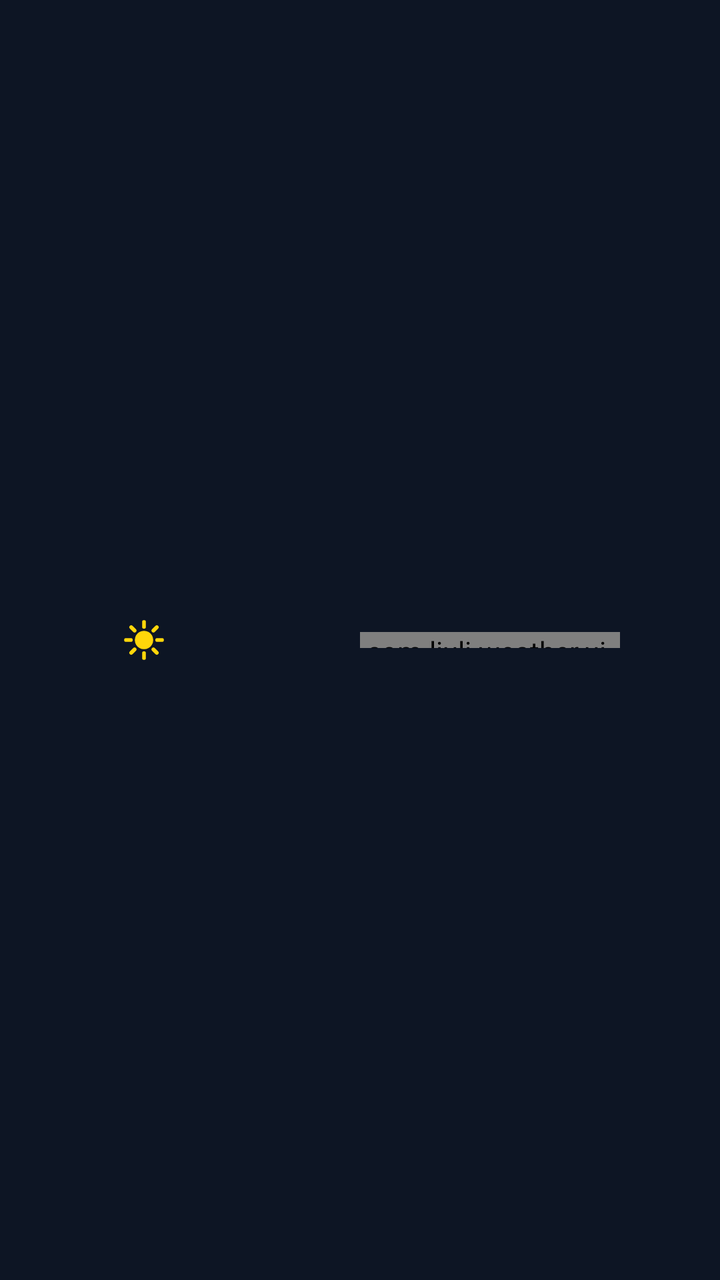
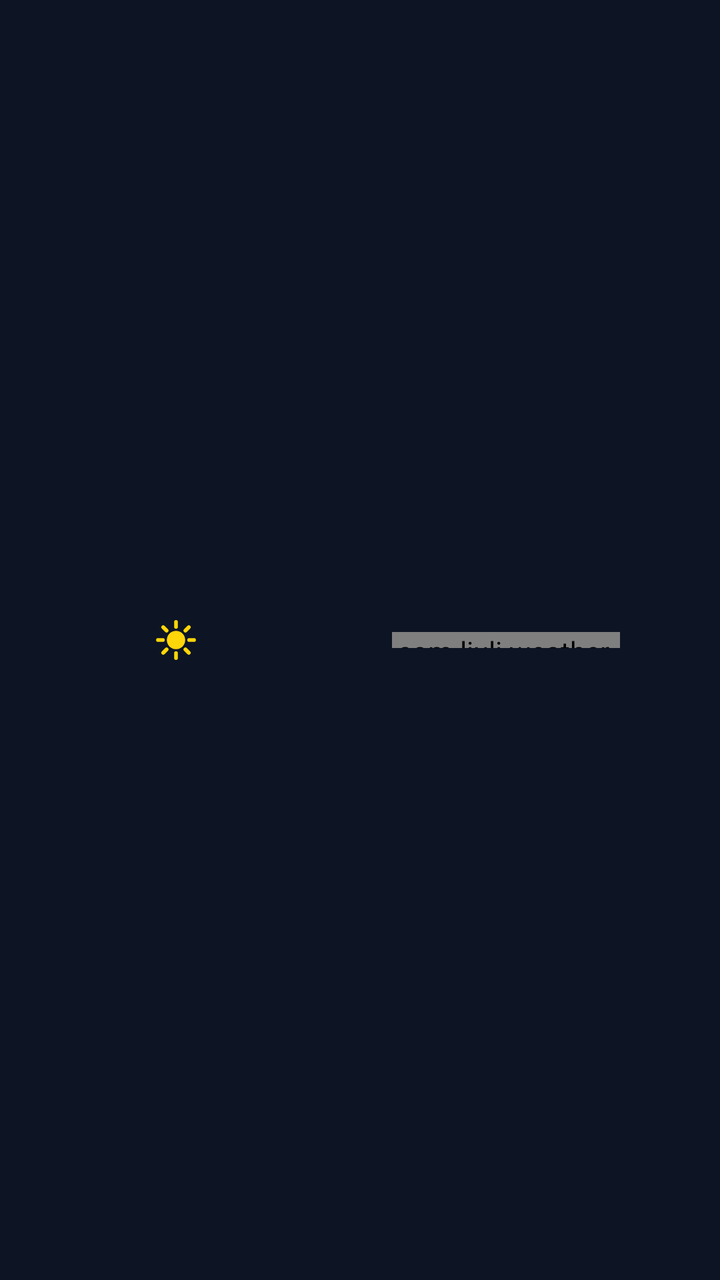

Screens rendered from an Android XML layout before and after an edit, with the pre-edit source and the edit as a unified diff.
<!-- AndroidManifest.xml: application theme Theme.LiquidWeather -->
<!-- res/layout/item_daily.xml -->
<?xml version="1.0" encoding="utf-8"?>
<LinearLayout xmlns:android="http://schemas.android.com/apk/res/android"
    xmlns:app="http://schemas.android.com/apk/res-auto"
    android:layout_width="match_parent"
    android:layout_height="wrap_content"
    android:gravity="center_vertical"
    android:orientation="horizontal"
    android:paddingTop="10dp"
    android:paddingBottom="10dp">

    <TextView
        android:id="@+id/tv_week"
        android:layout_width="52dp"
        android:layout_height="wrap_content"
        android:textColor="@color/white"
        android:textSize="14sp" />

    <ImageView
        android:id="@+id/iv_icon"
        android:layout_width="24dp"
        android:layout_height="24dp"
        android:layout_marginStart="8dp"
        android:layout_marginEnd="4dp"
        android:contentDescription="@null"
        android:src="@drawable/ic_w_sunny" />

    <TextView
        android:id="@+id/tv_prob"
        android:layout_width="42dp"
        android:layout_height="wrap_content"
        android:alpha="0.9"
        android:textColor="#81D4FA"
        android:textSize="11sp"
        android:visibility="invisible" />

    <TextView
        android:id="@+id/tv_min"
        android:layout_width="40dp"
        android:layout_height="wrap_content"
        android:alpha="0.85"
        android:gravity="end"
        android:textColor="@color/white"
        android:textSize="14sp" />

    <com.liuli.weather.ui.main.TempRangeBar
        android:id="@+id/temp_bar"
        android:layout_width="0dp"
        android:layout_height="8dp"
        android:layout_marginStart="10dp"
        android:layout_marginEnd="10dp"
        android:layout_weight="1" />

    <TextView
        android:id="@+id/tv_max"
        android:layout_width="40dp"
        android:layout_height="wrap_content"
        android:gravity="start"
        android:textColor="@color/white"
        android:textSize="14sp"
        android:textStyle="bold" />
</LinearLayout>
<!-- resources referenced by this layout -->
<resources>
  <color name="white">#FFFFFF</color>
  <!-- drawable ic_w_sunny (drawable) -->
  <?xml version="1.0" encoding="utf-8"?>
  <vector xmlns:android="http://schemas.android.com/apk/res/android"
      android:width="24dp"
      android:height="24dp"
      android:viewportWidth="24"
      android:viewportHeight="24">
      
      <path
          android:fillColor="#FFD60A"
          android:pathData="M12,7.4a4.6,4.6 0 1,0 0.01,0z" />
      <path
          android:strokeColor="#FFD60A"
          android:strokeWidth="1.9"
          android:strokeLineCap="round"
          android:pathData="M12,5.4V3M12,18.6V21M5.4,12H3M18.6,12H21M16.7,7.3L18.4,5.6M5.6,5.6L7.3,7.3M16.7,16.7L18.4,18.4M5.6,18.4L7.3,16.7" />
  </vector>
  <style name="Theme.LiquidWeather" parent="Theme.Material3.DayNight.NoActionBar">
          <item name="android:statusBarColor">@android:color/transparent</item>
          <item name="android:navigationBarColor">@android:color/transparent</item>
          <item name="android:windowLightStatusBar">false</item>
          <item name="android:windowBackground">@color/window_bg</item>
      </style>
  <color name="window_bg">#0D1524</color>
</resources>

<!-- the commit's change to res/layout/item_daily.xml (unified diff, before → after) -->
@@ -8,12 +8,17 @@
     android:paddingTop="10dp"
     android:paddingBottom="10dp">
 
+    
     <TextView
         android:id="@+id/tv_week"
-        android:layout_width="52dp"
+        android:layout_width="68dp"
         android:layout_height="wrap_content"
-        android:textColor="@color/white"
-        android:textSize="14sp" />
+        android:autoSizeMaxTextSize="14sp"
+        android:autoSizeMinTextSize="10sp"
+        android:autoSizeStepGranularity="1sp"
+        android:autoSizeTextType="uniform"
+        android:maxLines="1"
+        android:textColor="@color/white" />
 
     <ImageView
         android:id="@+id/iv_icon"
